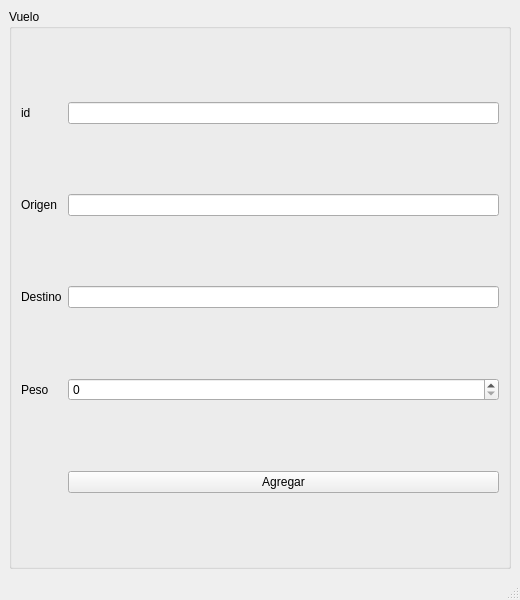
Old version of the form mainwindow.ui in the repository leonardotapia0753/SSPA-Interfaces.
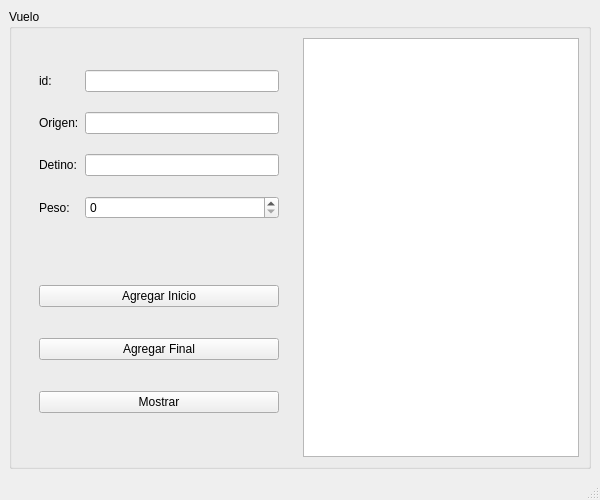
New version of the form.

Commit message: Distribución de elementos de ventana modificada

The edit to the form file:
```diff
--- a/mainwindow.ui
+++ b/mainwindow.ui
@@ -6,65 +6,177 @@
    <rect>
     <x>0</x>
     <y>0</y>
-    <width>520</width>
-    <height>600</height>
+    <width>600</width>
+    <height>500</height>
    </rect>
   </property>
   <property name="windowTitle">
    <string>MainWindow</string>
   </property>
   <widget class="QWidget" name="centralwidget">
-   <layout class="QGridLayout" name="gridLayout">
-    <item row="0" column="0">
+   <layout class="QHBoxLayout" name="horizontalLayout_5">
+    <item>
      <widget class="QGroupBox" name="groupBox">
+      <property name="sizePolicy">
+       <sizepolicy hsizetype="Preferred" vsizetype="Preferred">
+        <horstretch>0</horstretch>
+        <verstretch>0</verstretch>
+       </sizepolicy>
+      </property>
       <property name="title">
        <string>Vuelo</string>
       </property>
-      <layout class="QGridLayout" name="gridLayout_2">
-       <item row="3" column="0">
-        <widget class="QLabel" name="label_3">
-         <property name="text">
-          <string>Destino</string>
+      <layout class="QHBoxLayout" name="horizontalLayout">
+       <item>
+        <widget class="QWidget" name="widget_3" native="true">
+         <property name="sizePolicy">
+          <sizepolicy hsizetype="Expanding" vsizetype="Expanding">
+           <horstretch>0</horstretch>
+           <verstretch>0</verstretch>
+          </sizepolicy>
          </property>
+         <layout class="QVBoxLayout" name="verticalLayout_4">
+          <item>
+           <widget class="QWidget" name="widget_2" native="true">
+            <property name="sizePolicy">
+             <sizepolicy hsizetype="Expanding" vsizetype="Expanding">
+              <horstretch>0</horstretch>
+              <verstretch>0</verstretch>
+             </sizepolicy>
+            </property>
+            <layout class="QGridLayout" name="gridLayout_3">
+             <item row="0" column="0">
+              <widget class="QLabel" name="label">
+               <property name="text">
+                <string>id:</string>
+               </property>
+              </widget>
+             </item>
+             <item row="0" column="1">
+              <widget class="QLineEdit" name="id_lineEdit">
+               <property name="tabletTracking">
+                <bool>false</bool>
+               </property>
+              </widget>
+             </item>
+             <item row="1" column="0">
+              <widget class="QLabel" name="label_2">
+               <property name="minimumSize">
+                <size>
+                 <width>0</width>
+                 <height>0</height>
+                </size>
+               </property>
+               <property name="text">
+                <string>Origen:</string>
+               </property>
+              </widget>
+             </item>
+             <item row="1" column="1">
+              <widget class="QLineEdit" name="origen_lineEdit">
+               <property name="tabletTracking">
+                <bool>false</bool>
+               </property>
+              </widget>
+             </item>
+             <item row="2" column="0">
+              <widget class="QLabel" name="label_4">
+               <property name="text">
+                <string>Detino:</string>
+               </property>
+              </widget>
+             </item>
+             <item row="2" column="1">
+              <widget class="QLineEdit" name="destino_lineEdit">
+               <property name="tabletTracking">
+                <bool>false</bool>
+               </property>
+              </widget>
+             </item>
+             <item row="3" column="0">
+              <widget class="QLabel" name="label_3">
+               <property name="text">
+                <string>Peso:</string>
+               </property>
+              </widget>
+             </item>
+             <item row="3" column="1">
+              <widget class="QSpinBox" name="peso_spinBox">
+               <property name="tabletTracking">
+                <bool>false</bool>
+               </property>
+              </widget>
+             </item>
+            </layout>
+           </widget>
+          </item>
+          <item>
+           <widget class="QWidget" name="widget" native="true">
+            <property name="sizePolicy">
+             <sizepolicy hsizetype="Expanding" vsizetype="Expanding">
+              <horstretch>0</horstretch>
+              <verstretch>0</verstretch>
+             </sizepolicy>
+            </property>
+            <layout class="QVBoxLayout" name="verticalLayout_3">
+             <item>
+              <widget class="QPushButton" name="agregar_inicio_pushButton">
+               <property name="tabletTracking">
+                <bool>false</bool>
+               </property>
+               <property name="text">
+                <string>Agregar Inicio</string>
+               </property>
+              </widget>
+             </item>
+             <item>
+              <widget class="QPushButton" name="agregar_final_pushButton">
+               <property name="tabletTracking">
+                <bool>false</bool>
+               </property>
+               <property name="text">
+                <string>Agregar Final</string>
+               </property>
+              </widget>
+             </item>
+             <item>
+              <widget class="QPushButton" name="mostrar_pushButton">
+               <property name="tabletTracking">
+                <bool>false</bool>
+               </property>
+               <property name="text">
+                <string>Mostrar</string>
+               </property>
+              </widget>
+             </item>
+            </layout>
+           </widget>
+          </item>
+         </layout>
         </widget>
        </item>
-       <item row="3" column="2">
-        <widget class="QLineEdit" name="lineEdit_3"/>
-       </item>
-       <item row="0" column="0">
-        <widget class="QLabel" name="label">
-         <property name="text">
-          <string>id</string>
+       <item>
+        <widget class="QPlainTextEdit" name="salida">
+         <property name="enabled">
+          <bool>true</bool>
          </property>
-        </widget>
-       </item>
-       <item row="4" column="0">
-        <widget class="QLabel" name="label_4">
-         <property name="text">
-          <string>Peso</string>
+         <property name="sizePolicy">
+          <sizepolicy hsizetype="Expanding" vsizetype="Expanding">
+           <horstretch>0</horstretch>
+           <verstretch>0</verstretch>
+          </sizepolicy>
          </property>
-        </widget>
-       </item>
-       <item row="1" column="0">
-        <widget class="QLabel" name="label_2">
-         <property name="text">
-          <string>Origen</string>
+         <property name="contextMenuPolicy">
+          <enum>Qt::DefaultContextMenu</enum>
          </property>
-        </widget>
-       </item>
-       <item row="1" column="2">
-        <widget class="QLineEdit" name="lineEdit_2"/>
-       </item>
-       <item row="0" column="2">
-        <widget class="QLineEdit" name="lineEdit"/>
-       </item>
-       <item row="4" column="2">
-        <widget class="QSpinBox" name="spinBox"/>
-       </item>
-       <item row="5" column="2">
-        <widget class="QPushButton" name="pushButton">
-         <property name="text">
-          <string>Agregar</string>
+         <property name="acceptDrops">
+          <bool>true</bool>
+         </property>
+         <property name="readOnly">
+          <bool>true</bool>
+         </property>
+         <property name="plainText">
+          <string/>
          </property>
         </widget>
        </item>
```
Left out of the diff: 4 changed lines with no effect on the pictures. The commit also changes 1 other file.
